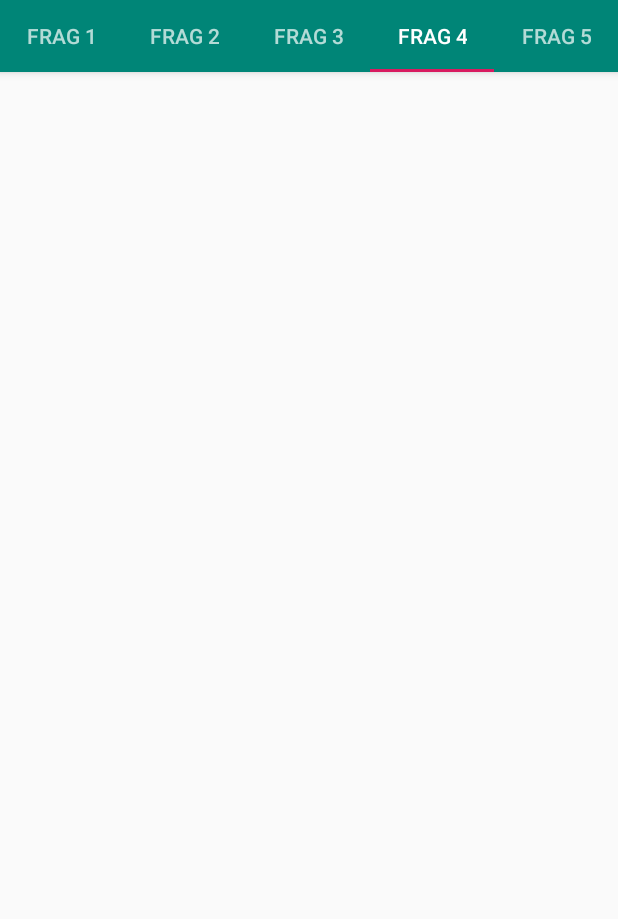
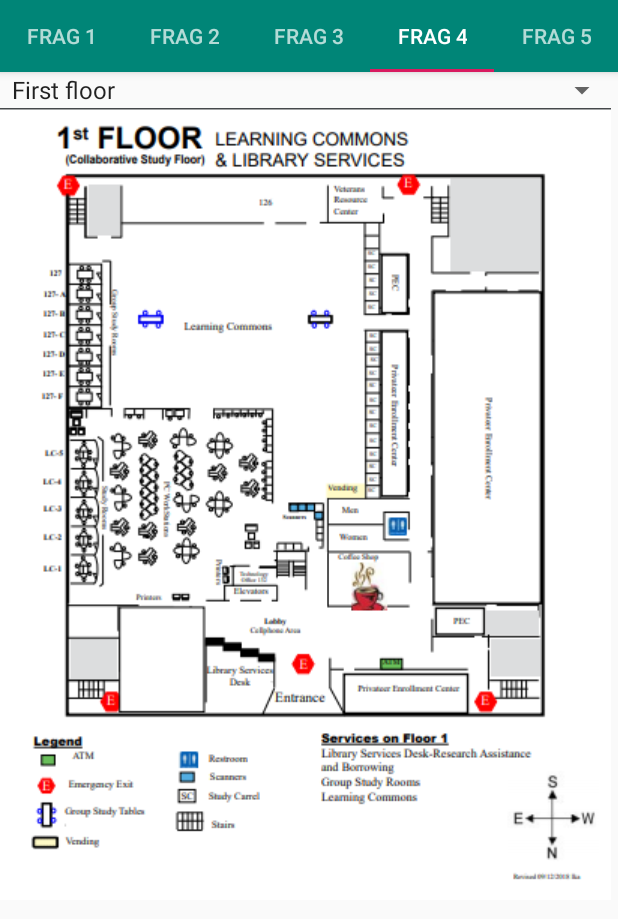
Before and after one commit to beardcoffee/LibraryBuddy, an Android app: the screen it shows after launch (MainActivity), tab 4 chosen, on a phone screen of 412 x 824 dp. Shown: the top 919 px of the screen. Run offline under Robolectric (Android 15) with nearby library versions, the phone set to English and light mode, and no system bars.

Commit message:
Added floor object and updated map fragment

```diff
--- a/app/src/main/java/com/example/librarybuddy/FragmentThree.java
+++ b/app/src/main/java/com/example/librarybuddy/FragmentThree.java
@@ -28,7 +28,7 @@ public class FragmentThree extends Fragment {
     @Override
     public View onCreateView(LayoutInflater inflater, ViewGroup container,
                              Bundle savedInstanceState) {
-        View v = inflater.inflate(R.layout.fragment_one, container, false);
+        View v = inflater.inflate(R.layout.fragment_three, container, false);
         return v;
     }
 
--- a/app/src/main/res/layout/fragment_four.xml
+++ b/app/src/main/res/layout/fragment_four.xml
@@ -1,13 +1,28 @@
 <?xml version="1.0" encoding="utf-8"?>
-<FrameLayout xmlns:android="http://schemas.android.com/apk/res/android"
-    xmlns:tools="http://schemas.android.com/tools"
+
+<LinearLayout xmlns:android="http://schemas.android.com/apk/res/android"
+xmlns:tools="http://schemas.android.com/tools"
+xmlns:app="http://schemas.android.com/apk/res-auto"
+android:orientation="vertical"
+android:layout_width="match_parent"
+android:layout_height="match_parent"
+android:layout_gravity="center"
+android:layout_margin="20dp"
+tools:context=".MainActivity">
+<Spinner
+    android:id="@+id/spinnerMap"
     android:layout_width="match_parent"
-    android:layout_height="match_parent"
-    tools:context=".FragmentFour">
+    android:layout_height="wrap_content"
+    tools:layout_editor_absoluteX="0dp"
+    tools:layout_editor_absoluteY="55dp" />
 
-    <!-- TODO: Update blank fragment layout -->
-    <TextView
-        android:layout_width="match_parent"
-        android:layout_height="match_parent"/>
-
-</FrameLayout>
+<ImageView
+    android:id="@+id/imageView_firstMap"
+    android:layout_width="wrap_content"
+    android:layout_height="wrap_content"
+    android:src="@drawable/first_floor_map"
+    app:layout_constraintBottom_toBottomOf="parent"
+    app:layout_constraintEnd_toEndOf="parent"
+    app:layout_constraintStart_toStartOf="parent"
+    app:layout_constraintTop_toBottomOf="@+id/spinnerMap" />
+</LinearLayout>
```
Also changed, not shown: app/src/main/java/com/example/librarybuddy/Floor.java (added, +34 -0 lines), app/src/main/java/com/example/librarybuddy/FragmentFour.java (+19 -2 lines), app/src/main/res/drawable/first_floor_map.png (added).
